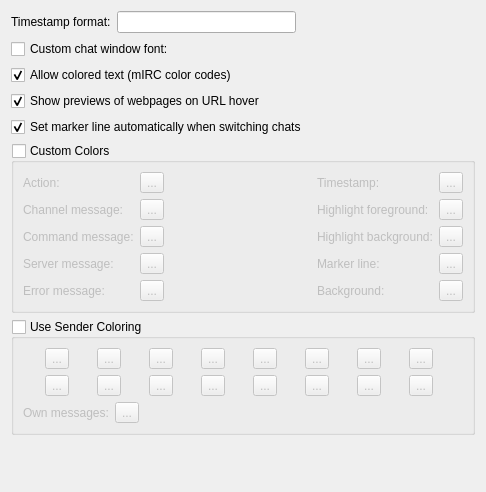
Before: the Qt Designer form src/mobileui/settingspages/chatviewsettingspage.ui in raininja/quassel2go, drawn with Qt 5.
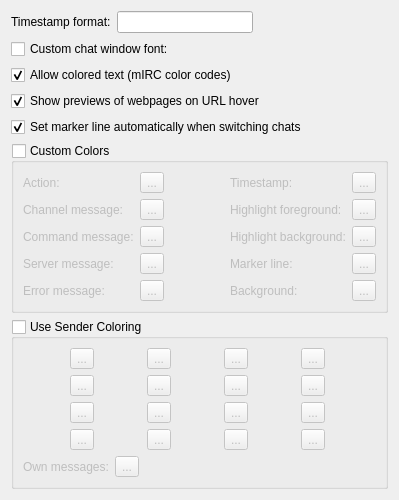
After: the same form once the commit is applied. Custom widgets are drawn as their Qt base class.

```diff
--- a/src/mobileui/settingspages/chatviewsettingspage.ui
+++ b/src/mobileui/settingspages/chatviewsettingspage.ui
@@ -6,8 +6,8 @@
    <rect>
     <x>0</x>
     <y>0</y>
-    <width>486</width>
-    <height>492</height>
+    <width>399</width>
+    <height>497</height>
    </rect>
   </property>
   <property name="windowTitle">
@@ -241,7 +241,7 @@
         <property name="sizeHint" stdset="0">
          <size>
           <width>134</width>
-          <height>20</height>
+          <height>10</height>
          </size>
         </property>
        </spacer>
@@ -454,6 +454,23 @@
           </property>
          </widget>
         </item>
+        <item row="0" column="1">
+         <widget class="ColorButton" name="senderColor01">
+          <property name="text">
+           <string>...</string>
+          </property>
+          <property name="settingsKey" stdset="0">
+           <string notr="true">/QtUiStyle/Colors/Sender01</string>
+          </property>
+          <property name="defaultValue" stdset="0">
+           <color>
+            <red>142</red>
+            <green>85</green>
+            <blue>233</blue>
+           </color>
+          </property>
+         </widget>
+        </item>
         <item row="0" column="2">
          <widget class="ColorButton" name="senderColor02">
           <property name="text">
@@ -471,7 +488,24 @@
           </property>
          </widget>
         </item>
-        <item row="0" column="4">
+        <item row="0" column="3">
+         <widget class="ColorButton" name="senderColor03">
+          <property name="text">
+           <string>...</string>
+          </property>
+          <property name="settingsKey" stdset="0">
+           <string notr="true">/QtUiStyle/Colors/Sender03</string>
+          </property>
+          <property name="defaultValue" stdset="0">
+           <color>
+            <red>23</red>
+            <green>179</green>
+            <blue>57</blue>
+           </color>
+          </property>
+         </widget>
+        </item>
+        <item row="1" column="0">
          <widget class="ColorButton" name="senderColor04">
           <property name="text">
            <string>...</string>
@@ -488,7 +522,7 @@
           </property>
          </widget>
         </item>
-        <item row="0" column="5">
+        <item row="1" column="1">
          <widget class="ColorButton" name="senderColor05">
           <property name="text">
            <string>...</string>
@@ -505,7 +539,7 @@
           </property>
          </widget>
         </item>
-        <item row="0" column="6">
+        <item row="1" column="2">
          <widget class="ColorButton" name="senderColor06">
           <property name="text">
            <string>...</string>
@@ -522,7 +556,7 @@
           </property>
          </widget>
         </item>
-        <item row="0" column="7">
+        <item row="1" column="3">
          <widget class="ColorButton" name="senderColor07">
           <property name="text">
            <string>...</string>
@@ -539,7 +573,7 @@
           </property>
          </widget>
         </item>
-        <item row="1" column="0">
+        <item row="2" column="0">
          <widget class="ColorButton" name="senderColor08">
           <property name="text">
            <string>...</string>
@@ -556,7 +590,7 @@
           </property>
          </widget>
         </item>
-        <item row="1" column="1">
+        <item row="2" column="1">
          <widget class="ColorButton" name="senderColor09">
           <property name="text">
            <string>...</string>
@@ -573,7 +607,7 @@
           </property>
          </widget>
         </item>
-        <item row="1" column="2">
+        <item row="2" column="2">
          <widget class="ColorButton" name="senderColor10">
           <property name="text">
            <string>...</string>
@@ -590,7 +624,7 @@
           </property>
          </widget>
         </item>
-        <item row="1" column="3">
+        <item row="2" column="3">
          <widget class="ColorButton" name="senderColor11">
           <property name="text">
            <string>...</string>
@@ -607,7 +641,7 @@
           </property>
          </widget>
         </item>
-        <item row="1" column="4">
+        <item row="3" column="0">
          <widget class="ColorButton" name="senderColor12">
           <property name="text">
            <string>...</string>
@@ -624,7 +658,7 @@
           </property>
          </widget>
         </item>
-        <item row="1" column="5">
+        <item row="3" column="1">
          <widget class="ColorButton" name="senderColor13">
           <property name="text">
            <string>...</string>
@@ -641,7 +675,7 @@
           </property>
          </widget>
         </item>
-        <item row="1" column="6">
+        <item row="3" column="2">
          <widget class="ColorButton" name="senderColor14">
           <property name="text">
            <string>...</string>
@@ -658,7 +692,7 @@
           </property>
          </widget>
         </item>
-        <item row="1" column="7">
+        <item row="3" column="3">
          <widget class="ColorButton" name="senderColor15">
           <property name="text">
            <string>...</string>
@@ -675,40 +709,6 @@
           </property>
          </widget>
         </item>
-        <item row="0" column="1">
-         <widget class="ColorButton" name="senderColor01">
-          <property name="text">
-           <string>...</string>
-          </property>
-          <property name="settingsKey" stdset="0">
-           <string notr="true">/QtUiStyle/Colors/Sender01</string>
-          </property>
-          <property name="defaultValue" stdset="0">
-           <color>
-            <red>142</red>
-            <green>85</green>
-            <blue>233</blue>
-           </color>
-          </property>
-         </widget>
-        </item>
-        <item row="0" column="3">
-         <widget class="ColorButton" name="senderColor03">
-          <property name="text">
-           <string>...</string>
-          </property>
-          <property name="settingsKey" stdset="0">
-           <string notr="true">/QtUiStyle/Colors/Sender03</string>
-          </property>
-          <property name="defaultValue" stdset="0">
-           <color>
-            <red>23</red>
-            <green>179</green>
-            <blue>57</blue>
-           </color>
-          </property>
-         </widget>
-        </item>
        </layout>
       </item>
       <item>
```
Left out of the diff: 10 changed lines with no effect on the pictures.
